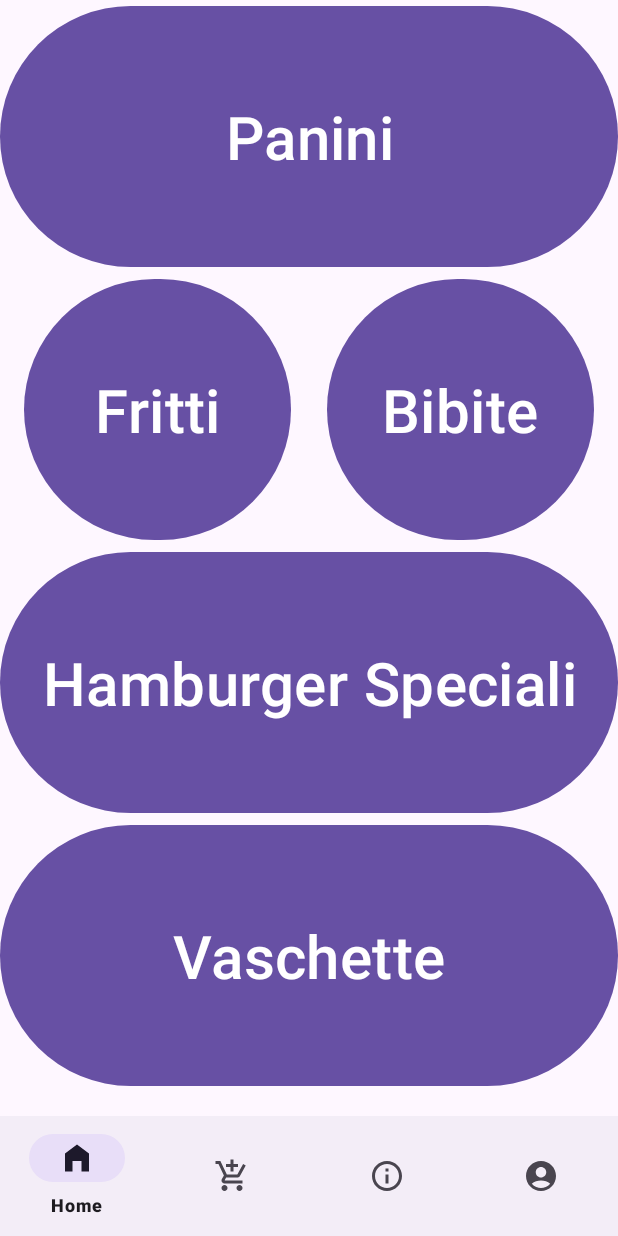
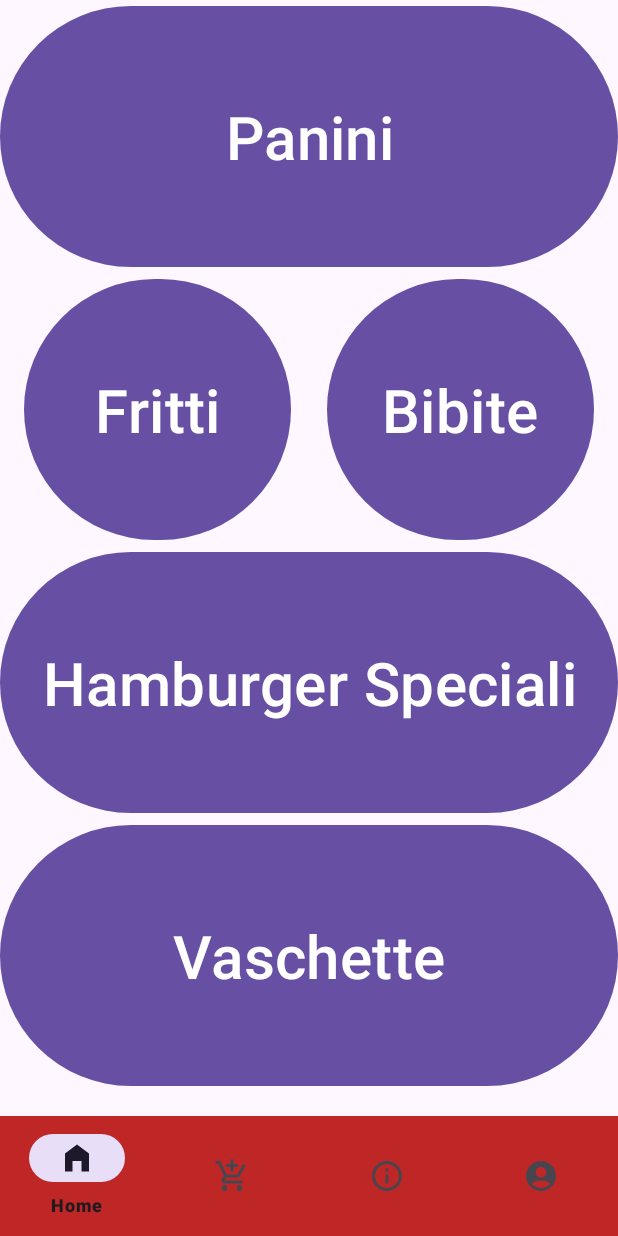
Before and after one commit to MarioAudibussio/ProgettoPanineria99, an Android app: the screen it shows after launch (MainActivity), on a phone screen of 412 x 824 dp. Run offline under Robolectric (Android 15) with nearby library versions, the phone set to English and light mode, and no system bars.

Commit message:
ho aggiunto i colori

```diff
--- a/app/src/main/res/layout/activity_main.xml
+++ b/app/src/main/res/layout/activity_main.xml
@@ -26,6 +26,7 @@
         android:id="@+id/buttomNavigationView"
         android:layout_width="match_parent"
         android:layout_height="wrap_content"
+        android:background="@color/primario"
         app:layout_constraintBottom_toBottomOf="parent"
         app:layout_constraintEnd_toEndOf="parent"
         app:layout_constraintHorizontal_bias="1.0"
```
